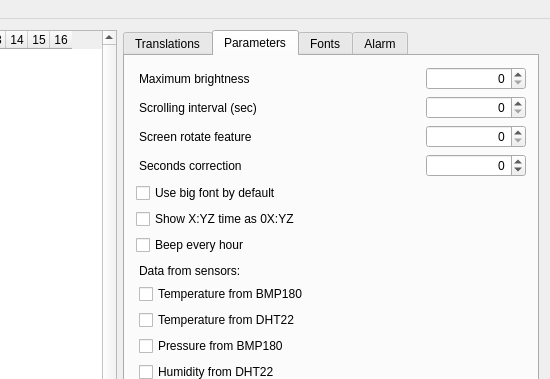
Above: editor/mainwindow.ui from WiseLord/matrixclock before the change; both pictures show x 310 to 860 and y 0 to 379 of the 860 by 600 pixel window. Below: the same form after it.
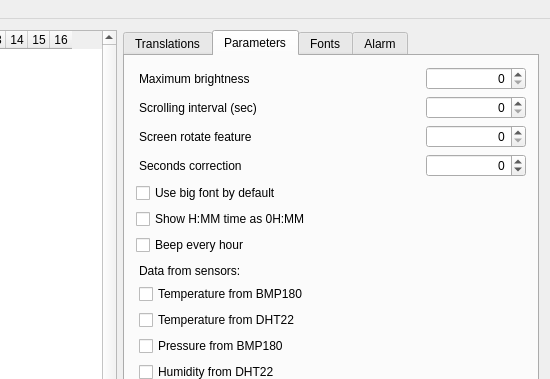
That is the form after the change. The open tabs and pages were chosen to show the change. Custom widgets are drawn as their Qt base class.

What changed in the file:
```diff
--- a/editor/mainwindow.ui
+++ b/editor/mainwindow.ui
@@ -586,7 +586,7 @@
         <item>
          <widget class="QCheckBox" name="cbxHourzero">
           <property name="text">
-           <string>Show X:YZ time as 0X:YZ</string>
+           <string>Show H:MM time as 0H:MM</string>
           </property>
          </widget>
         </item>
```
Left out of the diff: 2 changed lines with no effect on the pictures.
